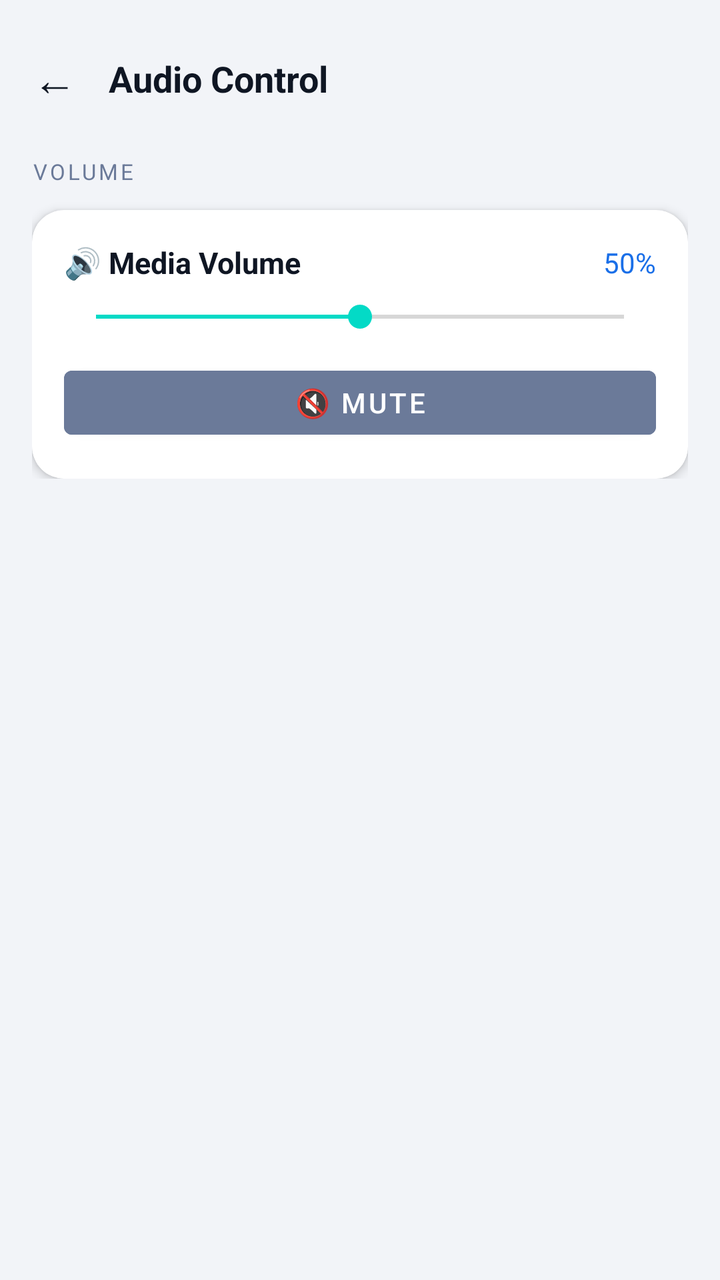
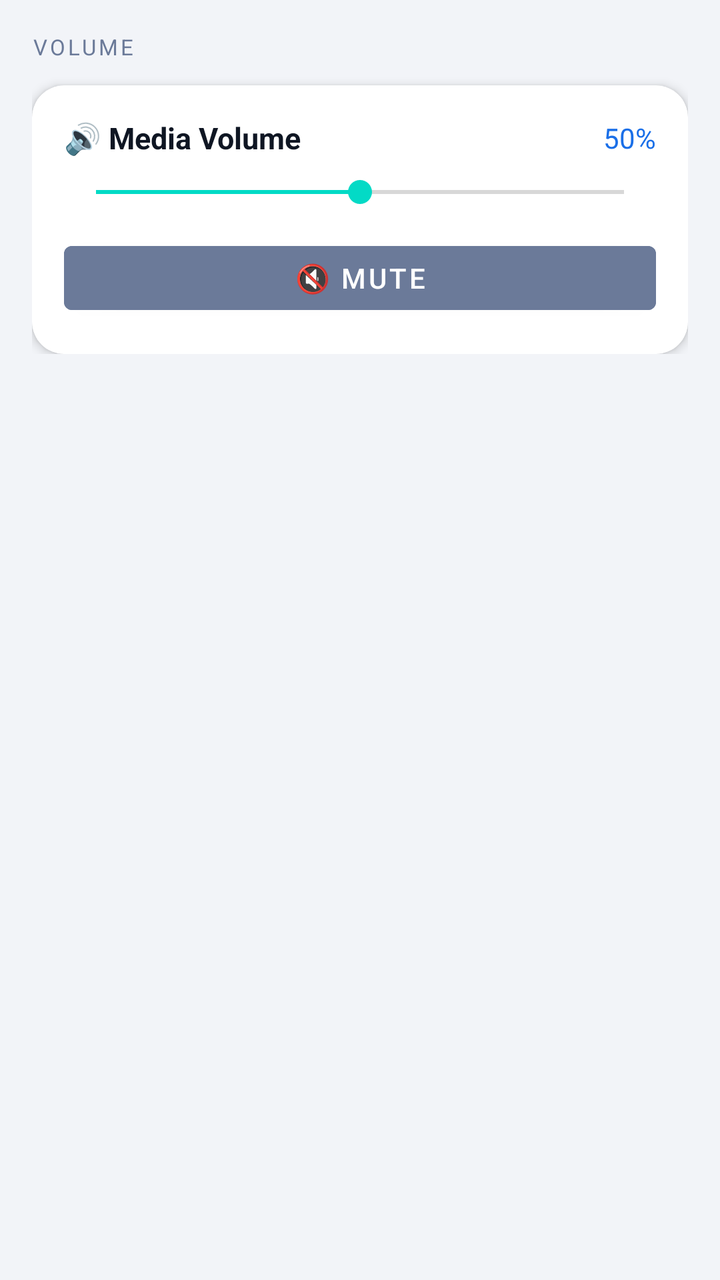

An Android layout rendered at two revisions. The XML below is the earlier revision; the diff shows what the commit changed to produce the second picture.
<!-- AndroidManifest.xml: application theme Theme.SimScheduler -->
<!-- res/layout/fragment_audio_control.xml -->
<?xml version="1.0" encoding="utf-8"?>
<ScrollView xmlns:android="http://schemas.android.com/apk/res/android"
    xmlns:app="http://schemas.android.com/apk/res-auto"
    android:layout_width="match_parent"
    android:layout_height="match_parent"
    android:background="@color/background">

    <LinearLayout
        android:layout_width="match_parent"
        android:layout_height="wrap_content"
        android:orientation="vertical"
        android:padding="16dp">

        
        <LinearLayout
            android:layout_width="match_parent"
            android:layout_height="wrap_content"
            android:orientation="horizontal"
            android:gravity="center_vertical"
            android:layout_marginBottom="16dp">

            <TextView
                android:id="@+id/backBtn"
                android:layout_width="wrap_content"
                android:layout_height="wrap_content"
                android:text="←"
                android:textSize="22sp"
                android:textColor="@color/text_primary"
                android:padding="8dp"
                android:layout_marginStart="-8dp"
                android:clickable="true"
                android:focusable="true"
                android:background="?attr/selectableItemBackgroundBorderless"/>

            <TextView
                android:layout_width="wrap_content"
                android:layout_height="wrap_content"
                android:text="Audio Control"
                android:textSize="18sp"
                android:textStyle="bold"
                android:textColor="@color/text_primary"
                android:layout_marginStart="8dp"/>
        </LinearLayout>

        
        <TextView
            android:layout_width="match_parent"
            android:layout_height="wrap_content"
            android:text="VOLUME"
            android:textSize="11sp"
            android:textColor="@color/text_secondary"
            android:letterSpacing="0.12"
            android:layout_marginBottom="12dp"/>

        
        <androidx.cardview.widget.CardView
            android:layout_width="match_parent"
            android:layout_height="wrap_content"
            app:cardCornerRadius="16dp"
            app:cardElevation="3dp"
            app:cardBackgroundColor="@color/card_background">

            <LinearLayout
                android:layout_width="match_parent"
                android:layout_height="wrap_content"
                android:orientation="vertical"
                android:padding="16dp">

                
                <LinearLayout
                    android:layout_width="match_parent"
                    android:layout_height="wrap_content"
                    android:orientation="horizontal"
                    android:gravity="center_vertical">

                    <TextView
                        android:layout_width="0dp"
                        android:layout_height="wrap_content"
                        android:layout_weight="1"
                        android:text="🔊 Media Volume"
                        android:textSize="15sp"
                        android:textStyle="bold"
                        android:textColor="@color/text_primary"/>

                    <TextView
                        android:id="@+id/volumePercentText"
                        android:layout_width="wrap_content"
                        android:layout_height="wrap_content"
                        android:text="50%"
                        android:textSize="14sp"
                        android:textColor="@color/accent"/>
                </LinearLayout>

                
                <SeekBar
                    android:id="@+id/volumeSeekBar"
                    android:layout_width="match_parent"
                    android:layout_height="wrap_content"
                    android:max="100"
                    android:progress="50"
                    android:layout_marginTop="8dp"/>

                
                <Button
                    android:id="@+id/muteToggleBtn"
                    android:layout_width="match_parent"
                    android:layout_height="44dp"
                    android:text="🔇 Mute"
                    android:textSize="14sp"
                    android:backgroundTint="@color/text_secondary"
                    android:layout_marginTop="12dp"/>

            </LinearLayout>
        </androidx.cardview.widget.CardView>

    </LinearLayout>
</ScrollView>
<!-- resources referenced by this layout -->
<resources>
  <color name="accent">#1A6FE8</color>
  <color name="background">#F2F4F8</color>
  <color name="card_background">#FFFFFF</color>
  <color name="text_primary">#0F1623</color>
  <color name="text_secondary">#6B7A99</color>
  <style name="Theme.SimScheduler" parent="Theme.MaterialComponents.Light.NoActionBar">
          <item name="colorPrimary">@color/accent</item>
          <item name="colorPrimaryVariant">@color/accent</item>
          <item name="colorOnPrimary">@android:color/white</item>
          <item name="android:windowBackground">@color/background</item>
          <item name="android:statusBarColor">@color/background</item>
          <item name="android:windowLightStatusBar">true</item>
      </style>
</resources>

<!-- the commit's change to res/layout/fragment_audio_control.xml (unified diff, before → after) -->
@@ -10,37 +10,6 @@
         android:layout_height="wrap_content"
         android:orientation="vertical"
         android:padding="16dp">
-
-        
-        <LinearLayout
-            android:layout_width="match_parent"
-            android:layout_height="wrap_content"
-            android:orientation="horizontal"
-            android:gravity="center_vertical"
-            android:layout_marginBottom="16dp">
-
-            <TextView
-                android:id="@+id/backBtn"
-                android:layout_width="wrap_content"
-                android:layout_height="wrap_content"
-                android:text="←"
-                android:textSize="22sp"
-                android:textColor="@color/text_primary"
-                android:padding="8dp"
-                android:layout_marginStart="-8dp"
-                android:clickable="true"
-                android:focusable="true"
-                android:background="?attr/selectableItemBackgroundBorderless"/>
-
-            <TextView
-                android:layout_width="wrap_content"
-                android:layout_height="wrap_content"
-                android:text="Audio Control"
-                android:textSize="18sp"
-                android:textStyle="bold"
-                android:textColor="@color/text_primary"
-                android:layout_marginStart="8dp"/>
-        </LinearLayout>
 
         
         <TextView
